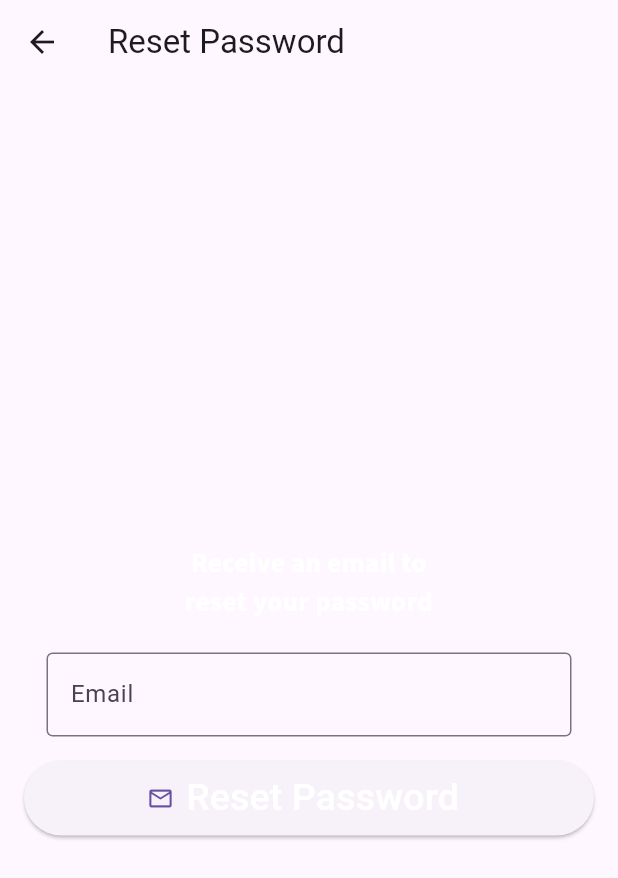
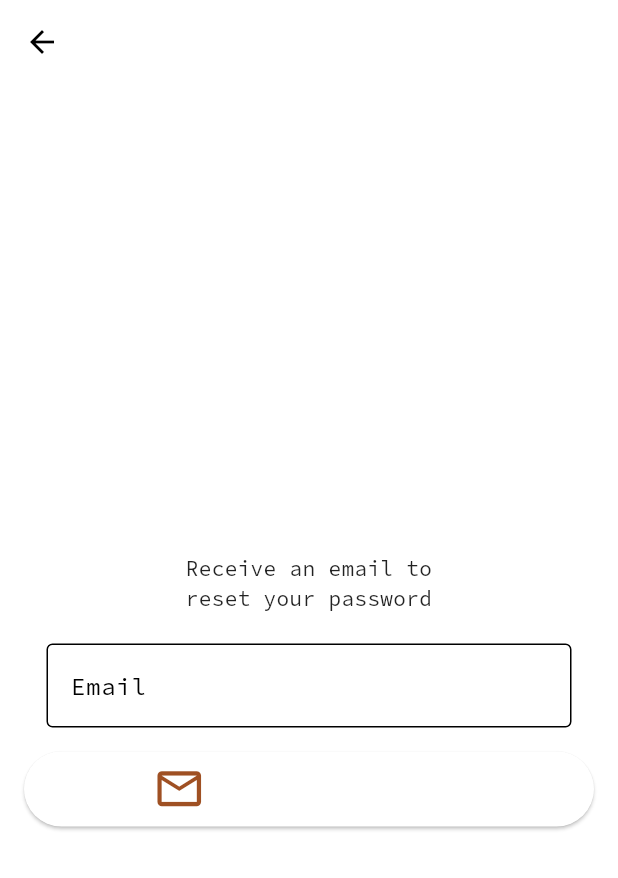
Before and after one commit to Fran4end/Yomu_no_Ikiru, a Flutter app: the ForgotPasswordPage screen opened directly, on a phone screen of 412 x 824 dp. Shown: the top 878 px of the screen. Run offline on Flutter 3.47's test engine with Material 2 defaults, Android fonts, the phone set to English and light mode, and no system bars; our stand-ins replace auto_size_text, cached_network_image, dio, email_validator, expandable, firebase_auth and 8 more; missing offline and left inert: dio_cache_interceptor, dio_smart_retry; accounts and stored records are empty; network calls fail.

Commit message:
start create theme

```diff
--- a/lib/constants.dart
+++ b/lib/constants.dart
@@ -16,35 +16,92 @@ final List<RiveAsset> bottomNavigators = [
       artboard: "USER", stateMachineName: "USER_Interactivity", title: "Account"),
 ];
 
+ThemeData lightTheme = ThemeData(
+  useMaterial3: true,
+  brightness: Brightness.light,
+  textTheme: GoogleFonts.sourceCodeProTextTheme(),
+  appBarTheme: const AppBarTheme(
+    elevation: 5,
+    color: Colors.black54,
+    centerTitle: true,
+    titleTextStyle: TextStyle(color: Colors.white, fontSize: 28),
+  ),
+  navigationBarTheme: NavigationBarThemeData(
+    elevation: 5,
+    backgroundColor: Colors.black54,
+    labelTextStyle:
+        MaterialStateProperty.all(const TextStyle(fontSize: 14, fontWeight: FontWeight.w500)),
+  ),
+  colorScheme: const ColorScheme.light(
+    background: Color(0xfff6f5f5),
+    primary: Color(0xff9f5023),
+    secondary: Color(0xffF78C25),
+    tertiary: Color(0xffF78C25),
+  ),
+  elevatedButtonTheme: ElevatedButtonThemeData(
+    style: ButtonStyle(
+      alignment: Alignment.center,
+      iconSize: MaterialStateProperty.all(35),
+      textStyle: MaterialStateProperty.all(
+        GoogleFonts.sourceSansPro(color: Colors.white, fontWeight: FontWeight.w300, fontSize: 14),
+      ),
+    ),
+  ),
+);
+
+ThemeData darkTheme = ThemeData(
+  useMaterial3: true,
+  brightness: Brightness.dark,
+  textTheme: GoogleFonts.sourceCodeProTextTheme(Typography.whiteCupertino),
+  appBarTheme: const AppBarTheme(
+    elevation: 5,
+    color: Color(0xff2d2d2d),
+    centerTitle: true,
+    titleTextStyle: TextStyle(color: Colors.white, fontSize: 28),
+  ),
+  navigationBarTheme: NavigationBarThemeData(
+    elevation: 5,
+    backgroundColor: const Color(0xff2d2d2d),
+    labelTextStyle:
+        MaterialStateProperty.all(const TextStyle(fontSize: 14, fontWeight: FontWeight.w500)),
+  ),
+  colorScheme: const ColorScheme.dark(
+    background: Color(0xff0D0D0D),
+    primary: Color(0xff9F5023),
+    secondary: Color(0xffD96A29),
+    tertiary: Color(0xffB8672F),
+  ),
+  elevatedButtonTheme: ElevatedButtonThemeData(
+    style: ButtonStyle(
+      alignment: Alignment.center,
+      iconSize: MaterialStateProperty.all(35),
+      textStyle: MaterialStateProperty.all(
+        GoogleFonts.sourceSansPro(color: Colors.white, fontWeight: FontWeight.w300, fontSize: 14),
+      ),
+    ),
+  ),
+);
+
 // * Text Style
-TextStyle titleStyle({double? fontSize = 18}) {
-  return GoogleFonts.sourceSansPro(
-      color: Colors.white, fontWeight: FontWeight.bold, fontSize: fontSize);
-}
+// TextStyle titleStyle({double? fontSize = 18}) {
+//   return GoogleFonts.sourceSansPro(
+//       color: Colors.white, fontWeight: FontWeight.bold, fontSize: fontSize);
+// }
 
-TextStyle titleBlackStyle({double? fontSize = 18}) {
-  return GoogleFonts.sourceSansPro(
-      color: Colors.black, fontWeight: FontWeight.bold, fontSize: fontSize);
-}
+// TextStyle titleBlackStyle({double? fontSize = 18}) {
+//   return GoogleFonts.sourceSansPro(
+//       color: Colors.black, fontWeight: FontWeight.bold, fontSize: fontSize);
+// }
 
-TextStyle titleGreenStyle({double? fontSize = 18}) {
-  return GoogleFonts.sourceSansPro(
-      color: greenColor, fontWeight: FontWeight.bold, fontSize: fontSize);
-}
+// TextStyle titleGreenStyle({double? fontSize = 18}) {
+//   return GoogleFonts.sourceSansPro(
+//       color: Colors.white, fontWeight: FontWeight.bold, fontSize: fontSize);
+// }
 
-TextStyle subtitleStyle({double? fontSize = 14, FontWeight fontWeight = FontWeight.w300}) {
-  return GoogleFonts.sourceSansPro(color: Colors.white, fontWeight: fontWeight, fontSize: fontSize);
-}
+// TextStyle subtitleStyle({double? fontSize = 14, FontWeight fontWeight = FontWeight.w300}) {
+//   return GoogleFonts.sourceSansPro(color: Colors.white, fontWeight: fontWeight, fontSize: fontSize);
+// }
 
-TextStyle miniStyle({double? fontSize = 12, Color color = Colors.white}) {
-  return GoogleFonts.sourceSansPro(color: color, fontSize: fontSize);
-}
-
-const backgroundColor = Color(0xffe5f0f4);
-const primaryColor = Colors.teal;
-const secondaryColor = Color(0xff7bc496);
-
-const blueColor = Color(0xff85a4e7);
-const purpleColor = Color(0xffb084d1);
-const redColor = Color(0xffd17db8);
-const greenColor = Color(0xff4ba2b6);
+// TextStyle miniStyle({double? fontSize = 12, Color color = Colors.white}) {
+//   return GoogleFonts.sourceSansPro(color: color, fontSize: fontSize);
+// }
--- a/lib/view/Pages/forgot_password_page.dart
+++ b/lib/view/Pages/forgot_password_page.dart
@@ -37,10 +37,9 @@ class _ForgotPasswordPageState extends State<ForgotPasswordPage> {
             mainAxisAlignment: MainAxisAlignment.center,
             children: <Widget>[
               const SizedBox(height: 40),
-              Text(
+              const Text(
                 'Receive an email to\nreset your password',
                 textAlign: TextAlign.center,
-                style: titleStyle(),
               ),
               const SizedBox(height: 20),
               Padding(
--- a/lib/view/Pages/library_page.dart
+++ b/lib/view/Pages/library_page.dart
@@ -31,12 +31,8 @@ class _LibraryPageState extends State<LibraryPage> {
   Widget build(BuildContext context) {
     return Scaffold(
       appBar: AppBar(
-        backgroundColor: primaryColor,
-        elevation: 0.0,
-        centerTitle: true,
-        title: Text(
+        title: const Text(
           'Library',
-          style: titleStyle(),
         ),
         actions: [
           IconButton(
--- a/lib/view/Pages/reader_page.dart
+++ b/lib/view/Pages/reader_page.dart
@@ -1,14 +1,11 @@
 import 'dart:async';
-
 import 'package:flutter/material.dart';
 import 'package:flutter/services.dart';
 import 'package:font_awesome_flutter/font_awesome_flutter.dart';
 import 'package:photo_view/photo_view.dart';
-
 import 'package:photo_view/photo_view_gallery.dart';
 import 'package:yomu_no_ikiru/controller/reader_page_controller.dart';
 
-import '../../constants.dart';
 import '../../model/chapter.dart';
 import '../../model/manga_builder.dart';
 
@@ -170,7 +167,6 @@ class _ReaderState extends State<Reader> {
                                     style: ElevatedButton.styleFrom(
                                       shape: RoundedRectangleBorder(
                                           borderRadius: BorderRadius.circular(20.0)),
-                                      backgroundColor: secondaryColor,
                                     ),
                                     tooltip: !reverse ? "Previous chapter" : "Next chapter",
                                     onPressed: reverse
@@ -251,7 +247,6 @@ class _ReaderState extends State<Reader> {
                                     style: ElevatedButton.styleFrom(
                                       shape: RoundedRectangleBorder(
                                           borderRadius: BorderRadius.circular(20.0)),
-                                      backgroundColor: secondaryColor,
                                     ),
                                   ),
                                 ],
--- a/lib/view/Pages/search_page.dart
+++ b/lib/view/Pages/search_page.dart
@@ -30,12 +30,8 @@ class _SearchPageState extends State<SearchPage> {
     return Scaffold(
       resizeToAvoidBottomInset: false,
       appBar: AppBar(
-        backgroundColor: primaryColor,
-        elevation: 0.0,
-        centerTitle: true,
-        title: Text(
+        title: const Text(
           'Discover',
-          style: titleStyle(),
         ),
       ),
       body: RefreshIndicator(
--- a/lib/view/widgets/login_widget.dart
+++ b/lib/view/widgets/login_widget.dart
@@ -75,7 +75,6 @@ class _LoginWidgetState extends State<LoginWidget> {
                 'Forgot Password',
                 style: TextStyle(
                   decoration: TextDecoration.underline,
-                  color: secondaryColor,
                 ),
               ),
             ),
@@ -103,7 +102,7 @@ class _LoginWidgetState extends State<LoginWidget> {
             const SizedBox(height: 50),
             RichText(
               text: TextSpan(
-                style: subtitleStyle(),
+                style: const TextStyle(fontSize: 14, fontWeight: FontWeight.w300),
                 text: 'No account?  ',
                 children: [
                   TextSpan(
@@ -111,7 +110,6 @@ class _LoginWidgetState extends State<LoginWidget> {
                     text: 'Sign Up',
                     style: const TextStyle(
                       decoration: TextDecoration.underline,
-                      color: secondaryColor,
                     ),
                   )
                 ],
--- a/lib/view/widgets/manga_widget.dart
+++ b/lib/view/widgets/manga_widget.dart
@@ -41,7 +41,6 @@ class MangaCard extends StatelessWidget {
             child: Card(
               elevation: 10,
               margin: const EdgeInsets.all(defaultPadding),
-              color: backgroundColor,
               shape: RoundedRectangleBorder(borderRadius: BorderRadius.circular(10)),
             ),
           ),
@@ -80,7 +79,7 @@ class MangaCard extends StatelessWidget {
                   overflow: TextOverflow.ellipsis,
                   textAlign: TextAlign.center,
                   minFontSize: 16,
-                  style: titleGreenStyle(),
+                  style: const TextStyle(color: Colors.green),
                 ),
               ),
             ],
--- a/lib/view/widgets/sign_up_widget.dart
+++ b/lib/view/widgets/sign_up_widget.dart
@@ -111,7 +111,7 @@ class _SignUpWidgetState extends State<SignUpWidget> {
               const SizedBox(height: 50),
               RichText(
                 text: TextSpan(
-                  style: subtitleStyle(),
+                  style: const TextStyle(fontSize: 14, fontWeight: FontWeight.w300),
                   text: 'Already have an account?  ',
                   children: [
                     TextSpan(
@@ -119,7 +119,6 @@ class _SignUpWidgetState extends State<SignUpWidget> {
                       text: 'Sign In',
                       style: const TextStyle(
                         decoration: TextDecoration.underline,
-                        color: secondaryColor,
                       ),
                     )
                   ],
--- a/lib/view/widgets/skeleton.dart
+++ b/lib/view/widgets/skeleton.dart
@@ -48,7 +48,6 @@ class CardSkelton extends StatelessWidget {
           child: Card(
             elevation: 10,
             margin: const EdgeInsets.all(defaultPadding),
-            color: backgroundColor,
             shape: RoundedRectangleBorder(borderRadius: BorderRadius.circular(10)),
           ),
         ),
--- a/lib/view/widgets/user_info_widget.dart
+++ b/lib/view/widgets/user_info_widget.dart
@@ -44,7 +44,7 @@ class _UserInfoWidgetState extends State<UserInfoWidget> {
               child: TopButtonsFunctions(
                 ic: const Icon(Icons.logout_rounded),
                 function: () => FirebaseAuth.instance.signOut(),
-                color: purpleColor,
+                color: Theme.of(context).colorScheme.tertiary,
               ),
             )),
         Positioned(
@@ -80,12 +80,12 @@ class _UserInfoWidgetState extends State<UserInfoWidget> {
           children: [
             Text(
               (user.displayName!).toString(),
-              style: titleStyle(fontSize: 26),
+              style: const TextStyle(fontSize: 26),
             ),
             const SizedBox(height: defaultPadding / 2),
             Text(
               (user.email!).toString(),
-              style: subtitleStyle(fontSize: 20),
+              style: const TextStyle(fontSize: 20, fontWeight: FontWeight.w300),
             ),
           ],
         ),
```
Also changed, not shown: lib/main.dart (+4 -13 lines), lib/view/Pages/home_page.dart (+1 -6 lines), lib/view/Pages/manga_page.dart (+4 -8 lines), lib/view/Pages/verify_email_page.dart (+3 -6 lines), lib/view/widgets/home_widget.dart (+6 -6 lines), lib/view/widgets/manga_page_appBar.dart (+5 -4 lines), lib/view/widgets/manga_page_detail.dart (+6 -12 lines), lib/view/widgets/top_buttons.dart (+1 -7 lines), lib/model/firebase_options.dart (renamed from lib/firebase_options.dart).
